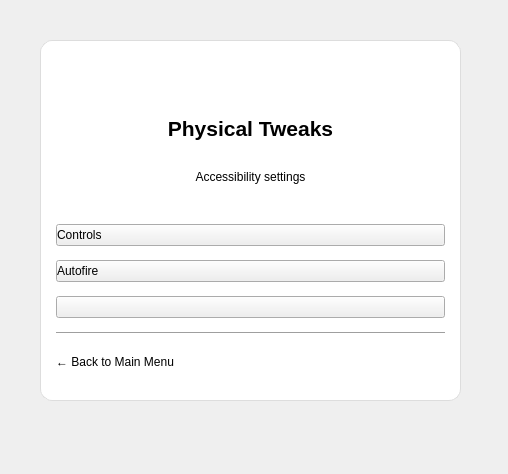
The window that ui files/PhysMenu.ui (brettrjh/enable-games-local) describes before a commit, drawn with Qt 5.
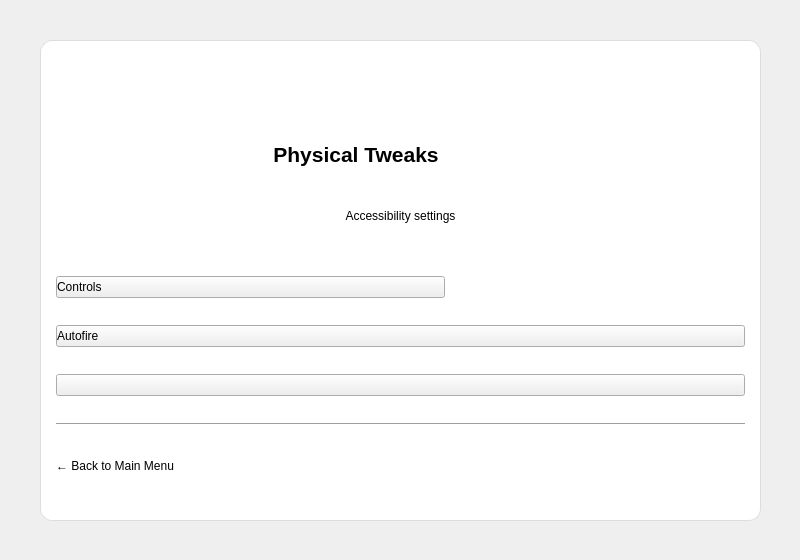
The same window after the commit. Icons and pictures are not drawn.

Commit message: Unify UI window sizes

What changed in the file:
```diff
--- a/ui files/PhysMenu.ui
+++ b/ui files/PhysMenu.ui
@@ -6,10 +6,22 @@
    <rect>
     <x>0</x>
     <y>0</y>
-    <width>508</width>
-    <height>474</height>
+    <width>800</width>
+    <height>560</height>
    </rect>
   </property>
+  <property name="minimumSize">
+   <size>
+    <width>800</width>
+    <height>560</height>
+   </size>
+  </property>
+  <property name="maximumSize">
+   <size>
+    <width>800</width>
+    <height>560</height>
+   </size>
+  </property>
   <property name="windowTitle">
    <string>Form</string>
   </property>
@@ -18,8 +30,8 @@
     <rect>
      <x>40</x>
      <y>40</y>
-     <width>421</width>
-     <height>361</height>
+     <width>721</width>
+     <height>481</height>
     </rect>
    </property>
    <layout class="QVBoxLayout" name="verticalLayout">
@@ -44,8 +56,8 @@
         <rect>
          <x>0</x>
          <y>0</y>
-         <width>421</width>
-         <height>361</height>
+         <width>721</width>
+         <height>481</height>
         </rect>
        </property>
        <layout class="QVBoxLayout" name="verticalLayout_2">
```
Left out of the diff: 12 changed lines with no effect on the pictures. The commit also changes 6 other files.
